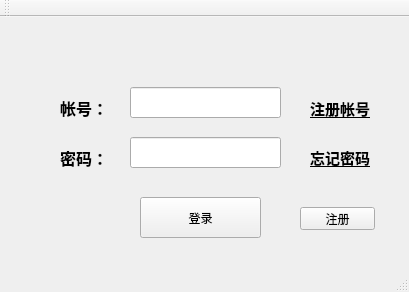
Above: client/project/ui/loginwindow.ui from face2wind/rabbitChat before the change. Below: the same form after it.
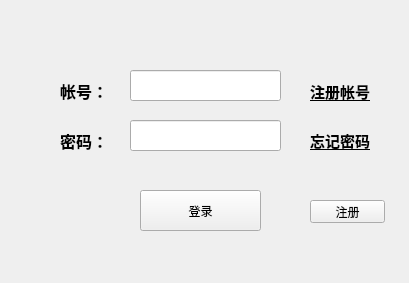
That is the form after the change.

The edit to the form file:
```diff
--- a/client/project/ui/loginwindow.ui
+++ b/client/project/ui/loginwindow.ui
@@ -7,7 +7,7 @@
     <x>0</x>
     <y>0</y>
     <width>409</width>
-    <height>292</height>
+    <height>283</height>
    </rect>
   </property>
   <property name="windowTitle">
@@ -18,7 +18,7 @@
     <property name="geometry">
      <rect>
       <x>140</x>
-      <y>180</y>
+      <y>190</y>
       <width>121</width>
       <height>41</height>
      </rect>
@@ -141,8 +141,8 @@
    <widget class="QPushButton" name="register_btn">
     <property name="geometry">
      <rect>
-      <x>300</x>
-      <y>190</y>
+      <x>310</x>
+      <y>200</y>
       <width>75</width>
       <height>23</height>
      </rect>
@@ -151,26 +151,35 @@
      <string>注册</string>
     </property>
    </widget>
+   <widget class="QLabel" name="error_msg_text">
+    <property name="geometry">
+     <rect>
+      <x>110</x>
+      <y>160</y>
+      <width>171</width>
+      <height>21</height>
+     </rect>
+    </property>
+    <property name="font">
+     <font>
+      <weight>75</weight>
+      <bold>true</bold>
+     </font>
+    </property>
+    <property name="layoutDirection">
+     <enum>Qt::LeftToRight</enum>
+    </property>
+    <property name="text">
+     <string/>
+    </property>
+    <property name="alignment">
+     <set>Qt::AlignCenter</set>
+    </property>
+    <property name="margin">
+     <number>0</number>
+    </property>
+   </widget>
   </widget>
-  <widget class="QMenuBar" name="menuBar">
-   <property name="geometry">
-    <rect>
-     <x>0</x>
-     <y>0</y>
-     <width>409</width>
-     <height>19</height>
-    </rect>
-   </property>
-  </widget>
-  <widget class="QToolBar" name="mainToolBar">
-   <attribute name="toolBarArea">
-    <enum>TopToolBarArea</enum>
-   </attribute>
-   <attribute name="toolBarBreak">
-    <bool>false</bool>
-   </attribute>
-  </widget>
-  <widget class="QStatusBar" name="statusBar"/>
  </widget>
  <layoutdefault spacing="6" margin="11"/>
  <resources/>
```
Left out of the diff: 3 changed lines with no effect on the pictures.
